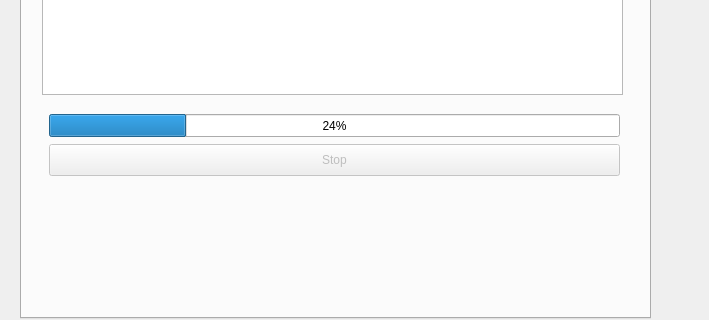
Above: src_qgis_plugin/azayaka_plugin_dialog_base.ui from syu-tan/azayaka before the change; both pictures show x 0 to 709 and y 132 to 452 of the 709 by 537 pixel window. Below: the same form after it.
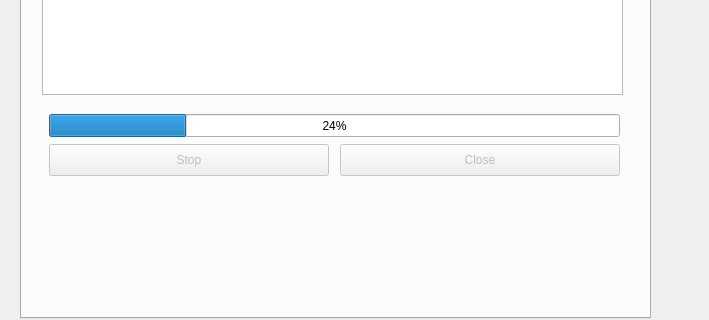
That is the form after the change. The open tabs and pages were chosen to show the change. Custom widgets are drawn as their Qt base class.

Commit message: [FIX] Closeボタン追加

The edit to the form file:
```diff
--- a/src_qgis_plugin/azayaka_plugin_dialog_base.ui
+++ b/src_qgis_plugin/azayaka_plugin_dialog_base.ui
@@ -480,7 +480,7 @@
       <rect>
        <x>27</x>
        <y>210</y>
-       <width>571</width>
+       <width>280</width>
        <height>32</height>
       </rect>
      </property>
@@ -488,6 +488,22 @@
       <string>Stop</string>
      </property>
     </widget>
+    <widget class="QPushButton" name="closeButton">
+     <property name="enabled">
+      <bool>false</bool>
+     </property>
+     <property name="geometry">
+      <rect>
+       <x>318</x>
+       <y>210</y>
+       <width>280</width>
+       <height>32</height>
+      </rect>
+     </property>
+     <property name="text">
+      <string>Close</string>
+     </property>
+    </widget>
    </widget>
   </widget>
  </widget>
```
